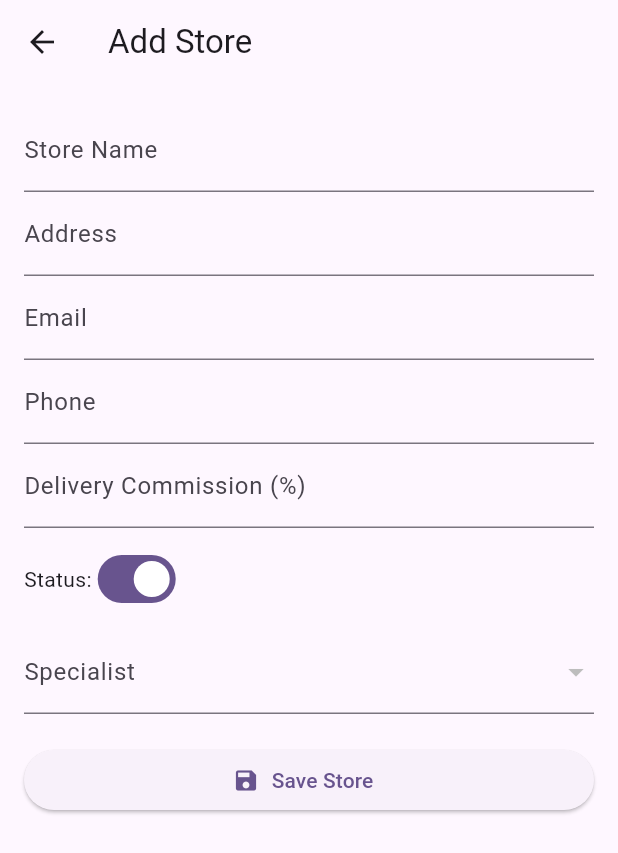
After one commit to brayan-ninja/rolebasedloginapp, a Flutter app: the MedicalStoreScreen screen opened by its route, after a tap on the "add" icon, on a phone screen of 412 x 824 dp. The commit adds this screen. Shown: the top 853 px of the screen. Run offline on Flutter 3.47's test engine with Material 3 defaults, Android fonts, the phone set to English and light mode, and no system bars; our stand-ins replace cloud_firestore, firebase_auth, firebase_core, fl_chart; accounts and stored records are empty.

Commit message:
we have the medicine_screen where the admin can add a medicine store, its location and information and type of specialities it deals with

```diff
--- a/lib/main.dart
+++ b/lib/main.dart
@@ -10,6 +10,8 @@ import 'package:login_register_app/screens/reset_password.dart';
 import 'package:login_register_app/screens/admin/list_screen.dart';
 import 'package:login_register_app/screens/admin/addmedicine_screen.dart';
 import 'package:login_register_app/screens/admin/addlist_screen.dart';
+import 'package:login_register_app/screens/admin/medicine_screen.dart';
+import 'package:login_register_app/screens/admin/addstore_screen.dart';
 
 void main() async {
   WidgetsFlutterBinding.ensureInitialized();
@@ -40,6 +42,8 @@ class MyApp extends StatelessWidget {
         '/list': (context) => ListScreen(),
         '/addMedicine' : (context) => AddMedicineScreen (),
         '/addSpecialist': (context) => AddSpecialistScreen (),
+        '/medicalstore' : (context) => MedicalStoreScreen (),
+        '/addstore' : (context) => AddMedicalStoreForm (),
       },
 
       home: LoginScreen(),
--- /dev/null
+++ b/lib/screens/admin/addstore_screen.dart
@@ -0,0 +1,136 @@
+import 'package:flutter/material.dart';
+import 'package:cloud_firestore/cloud_firestore.dart';
+
+class AddMedicalStoreForm extends StatefulWidget {
+  final DocumentSnapshot? storeDoc;
+
+  AddMedicalStoreForm({this.storeDoc});
+
+  @override
+  _AddMedicalStoreFormState createState() => _AddMedicalStoreFormState();
+}
+
+class _AddMedicalStoreFormState extends State<AddMedicalStoreForm> {
+  final _formKey = GlobalKey<FormState>();
+  String storeName = '', address = '', email = '',phone = '', deliveryCommission = '';
+  bool status = true;
+  String? selectedSpecialistId;
+
+  @override
+  void initState() {
+    super.initState();
+    if (widget.storeDoc != null) {
+      final data = widget.storeDoc!.data() as Map;
+      storeName = data['storeName'];
+      address = data['address'];
+      email = data['email'];
+      phone = data['phone'];
+      deliveryCommission = data['deliveryCommission'].toString();
+      status = data['status'];
+      selectedSpecialistId = (data['specialistId'] as DocumentReference).id;
+
+    }
+  }
+
+  Future<void> _saveStore() async {
+    if (!_formKey.currentState!.validate() || selectedSpecialistId == null) return;
+    final data = {
+      'storeName': storeName,
+      'address': address,
+      'email': email,
+      'phone': phone,
+      'deliveryCommission': double.tryParse(deliveryCommission) ?? 0.0,
+      'status': status,
+      'specialistId': FirebaseFirestore.instance.doc('specialists/$selectedSpecialistId'),
+
+
+    };
+
+    if (widget.storeDoc != null) {
+      await widget.storeDoc!.reference.update(data);
+    } else {
+      await FirebaseFirestore.instance.collection('medicalstores').add(data);
+    }
+
+    Navigator.pop(context);
+  }
+
+  @override
+  Widget build(BuildContext context) {
+    return Scaffold(
+      appBar: AppBar(title: Text(widget.storeDoc != null ? 'Edit Store' : 'Add Store')),
+      body: Padding(
+        padding: const EdgeInsets.all(16.0),
+        child: Form(
+          key: _formKey,
+          child: ListView(
+            children: [
+              TextFormField(
+                initialValue: storeName,
+                decoration: const InputDecoration(labelText: 'Store Name'),
+                onChanged: (val) => storeName = val,
+                validator: (val) => val!.isEmpty ? 'Required' : null,
+              ),
+              TextFormField(
+                initialValue: address,
+                decoration: const InputDecoration(labelText: 'Address'),
+                onChanged: (val) => address = val,
+                validator: (val) => val!.isEmpty ? 'Required' : null,
+              ),
+              TextFormField(
+                initialValue: email,
+                decoration: const InputDecoration(labelText: 'Email'),
+                onChanged: (val) => email = val,
+                validator: (val) => val!.contains('@') ? null : 'Invalid email',
+              ),
+              TextFormField(
+                initialValue: phone,
+                decoration: const InputDecoration(labelText: 'Phone'),
+                onChanged: (val) => phone = val,
+              ),
+              TextFormField(
+                initialValue: deliveryCommission,
+                decoration: const InputDecoration(labelText: 'Delivery Commission (%)'),
+                keyboardType: TextInputType.number,
+                onChanged: (val) => deliveryCommission = val,
+              ),
+              const SizedBox(height: 10),
+              Row(
+                children: [
+                  const Text("Status:"),
+                  Switch(value: status, onChanged: (val) => setState(() => status = val)),
+                ],
+              ),
+              const SizedBox(height: 10),
+              FutureBuilder<QuerySnapshot>(
+                future: FirebaseFirestore.instance.collection('specialists').get(),
+                builder: (context, snapshot) {
+                  if (!snapshot.hasData) return const CircularProgressIndicator();
+                  final docs = snapshot.data!.docs;
+                  return DropdownButtonFormField<String>(
+                    value: selectedSpecialistId,
+                    decoration: const InputDecoration(labelText: 'Specialist'),
+                    items: docs.map((doc) {
+                      return DropdownMenuItem(
+                        value: doc.id,
+                        child: Text(doc['name']),
+                      );
+                    }).toList(),
+                    onChanged: (val) => setState(() => selectedSpecialistId = val),
+                    validator: (val) => val == null ? 'Select a specialist' : null,
+                  );
+                },
+              ),
+              const SizedBox(height: 20),
+              ElevatedButton.icon(
+                icon: const Icon(Icons.save),
+                label: const Text('Save Store'),
+                onPressed: _saveStore,
+              )
+            ],
+          ),
+        ),
+      ),
+    );
+  }
+}
--- a/lib/screens/admin/medicine_screen.dart
+++ b/lib/screens/admin/medicine_screen.dart
@@ -0,0 +1,101 @@
+import 'package:flutter/material.dart';
+import 'package:cloud_firestore/cloud_firestore.dart';
+import 'package:login_register_app/screens/admin/addstore_screen.dart';
+class MedicalStoreScreen extends StatefulWidget {
+  @override
+  _MedicalStoreScreenState createState() => _MedicalStoreScreenState();
+}
+
+class _MedicalStoreScreenState extends State<MedicalStoreScreen> with SingleTickerProviderStateMixin {
+  late TabController _tabController;
+
+  @override
+  void initState() {
+    _tabController = TabController(length: 2, vsync: this);
+    super.initState();
+  }
+
+  @override
+  void dispose() {
+    _tabController.dispose();
+    super.dispose();
+  }
+
+  void _showAddStoreForm() {
+    Navigator.push(
+      context,
+      MaterialPageRoute(builder: (_) => AddMedicalStoreForm()),
+    );
+  }
+
+  @override
+  Widget build(BuildContext context) {
+    return Scaffold(
+      appBar: AppBar(
+        title: const Text('Medical Stores'),
+        bottom: TabBar(
+          controller: _tabController,
+          tabs: const [
+            Tab(text: 'Approved'),
+            Tab(text: 'Unapproved'),
+          ],
+        ),
+      ),
+      floatingActionButton: _tabController.index == 0
+          ? FloatingActionButton(
+              onPressed: _showAddStoreForm,
+              child: const Icon(Icons.add),
+            )
+          : null,
+      body: TabBarView(
+        controller: _tabController,
+        children: [
+          _buildStoreList(true),
+          _buildStoreList(false),
+        ],
+      ),
+    );
+  }
+
+  Widget _buildStoreList(bool isApproved) {
+    return StreamBuilder<QuerySnapshot>(
+      stream: FirebaseFirestore.instance
+          .collection('medicalstores')
+          .where('status', isEqualTo: isApproved)
+          .snapshots(),
+      builder: (context, snapshot) {
+        if (!snapshot.hasData) return const Center(child: CircularProgressIndicator());
+        final stores = snapshot.data!.docs;
+
+        return ListView.builder(
+          itemCount: stores.length,
+          itemBuilder: (context, index) {
+            final store = stores[index];
+            return Card(
+              margin: const EdgeInsets.all(10),
+              child: ListTile(
+                title: Text(store['storeName']),
+                subtitle: Text('${store['address']}\nEmail: ${store['email']}\nDelivery: ${store['deliveryCommission']}%'),
+                isThreeLine: true,
+                trailing: Row(
+                  mainAxisSize: MainAxisSize.min,
+                  children: [
+                    IconButton(icon: const Icon(Icons.edit), onPressed: () {
+                      Navigator.push(
+                        context,
+                        MaterialPageRoute(builder: (_) => AddMedicalStoreForm(storeDoc: store)),
+                      );
+                    }),
+                    IconButton(icon: const Icon(Icons.delete, color: Colors.red), onPressed: () {
+                      store.reference.delete();
+                    }),
+                  ],
+                ),
+              ),
+            );
+          },
+        );
+      },
+    );
+  }
+}
--- a/pubspec.yaml
+++ b/pubspec.yaml
@@ -40,6 +40,7 @@ dependencies:
   cloud_firestore: ^5.6.7
   flutter_riverpod: ^2.6.1
   fl_chart: ^1.0.0
+  path: ^1.8.3
 
 dev_dependencies:
   flutter_test:
```
Also changed, not shown: lib/screens/admin/list_screen.dart (+59 -19 lines), lib/screens/admin_dashboard.dart (+35 -21 lines), pubspec.lock, 1 other file.
